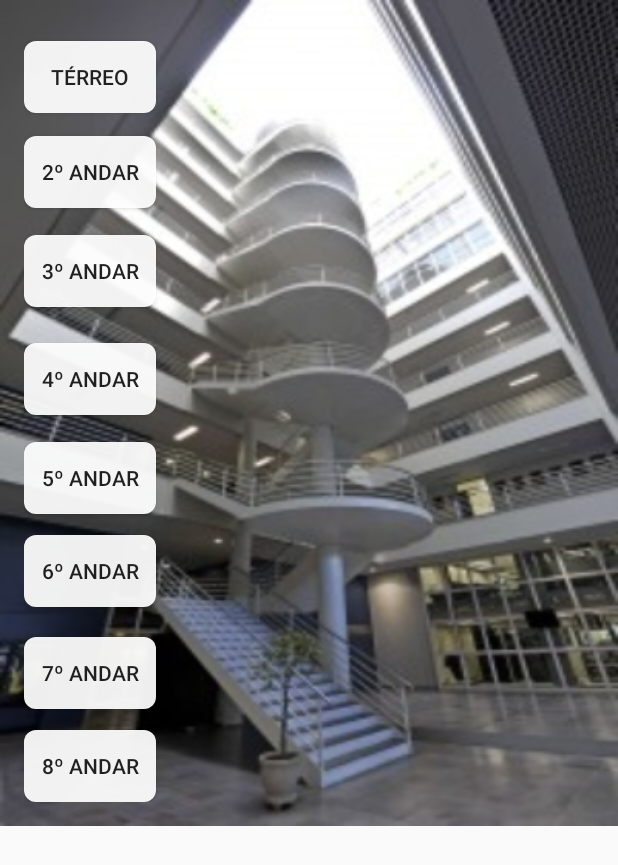
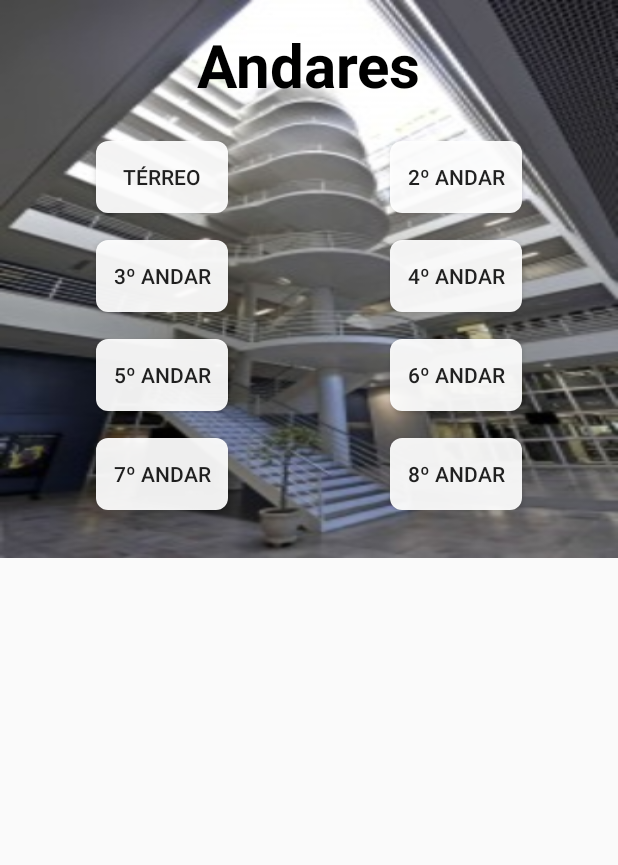
Before and after one commit to DeyvissonAlex/visitasguiadas, an Android app: the FACIN screen opened directly, with no data from a screen before it, on a phone screen of 412 x 824 dp. Shown: the top 865 px of the screen. Run offline under Robolectric (Android 15) with nearby library versions, the phone set to English and light mode, and no system bars.

Commit message:
Botões centralizados e adicionado título na tela

```diff
--- a/app/src/main/res/layout/activity_facin.xml
+++ b/app/src/main/res/layout/activity_facin.xml
@@ -1,106 +1,142 @@
 <?xml version="1.0" encoding="utf-8"?>
 <ScrollView xmlns:android="http://schemas.android.com/apk/res/android"
     android:layout_width="match_parent"
-    android:layout_height="match_parent" >
+    android:layout_height="wrap_content">
+
     <RelativeLayout xmlns:android="http://schemas.android.com/apk/res/android"
         xmlns:app="http://schemas.android.com/apk/res-auto"
         xmlns:tools="http://schemas.android.com/tools"
         android:id="@+id/activity_facin"
+        android:layout_width="match_parent"
+        android:layout_height="wrap_content"
+        android:background="@drawable/facin_andares"
+        android:paddingBottom="@dimen/activity_vertical_margin"
+        android:paddingLeft="@dimen/activity_horizontal_margin"
+        android:paddingRight="@dimen/activity_horizontal_margin"
+        android:paddingTop="@dimen/activity_vertical_margin"
+        tools:context="br.pucrs.petinf.visitasguiadas.FACIN">
+
+        <TextView
+            android:id="@+id/andares"
+            android:layout_width="wrap_content"
+            android:layout_height="match_parent"
+            android:text="Andares"
+            android:textColor="#000000"
+            android:textSize="40sp"
+            android:textStyle="bold"
+            android:layout_alignParentTop="true"
+            android:layout_centerHorizontal="true" />
+
+        <RelativeLayout
             android:layout_width="match_parent"
             android:layout_height="match_parent"
             android:paddingBottom="@dimen/activity_vertical_margin"
             android:paddingLeft="@dimen/activity_horizontal_margin"
             android:paddingRight="@dimen/activity_horizontal_margin"
             android:paddingTop="@dimen/activity_vertical_margin"
-    android:background="@drawable/facin_andares"
-    tools:context="br.pucrs.petinf.visitasguiadas.FACIN">
+            android:id="@+id/relativeLayout"
+            android:layout_below="@+id/andares"
+            android:layout_alignParentLeft="true"
+            android:layout_alignParentStart="true"
+            android:layout_marginTop="8dp">
 
             <Button
-        android:text="Térreo"
+                android:id="@+id/terreo"
                 android:layout_width="wrap_content"
                 android:layout_height="wrap_content"
-        android:layout_marginTop="11dp"
-        android:id="@+id/terreo"
-        android:layout_alignParentTop="true"
                 android:layout_alignParentLeft="true"
                 android:layout_alignParentStart="true"
-        android:background="@drawable/botaoredondo"/>
+                android:layout_alignParentTop="true"
+                android:layout_marginLeft="32dp"
+                android:layout_marginStart="32dp"
+                android:background="@drawable/botaoredondo"
+                android:text="Térreo" />
 
             <Button
-        android:text="2º Andar"
+                android:id="@+id/andar2"
                 android:layout_width="wrap_content"
                 android:layout_height="wrap_content"
-        android:layout_below="@+id/terreo"
-        android:layout_alignParentLeft="true"
-        android:layout_alignParentStart="true"
-        android:layout_marginTop="15dp"
-        android:id="@+id/andar2"
-        android:background="@drawable/botaoredondo"/>
+                android:layout_alignBaseline="@+id/terreo"
+                android:layout_alignBottom="@+id/terreo"
+                android:layout_alignParentEnd="true"
+                android:layout_alignParentRight="true"
+                android:layout_marginEnd="32dp"
+                android:layout_marginRight="32dp"
+                android:background="@drawable/botaoredondo"
+                android:text="2º Andar" />
 
             <Button
-        android:text="3º Andar"
+                android:id="@+id/andar3"
                 android:layout_width="wrap_content"
                 android:layout_height="wrap_content"
-        android:layout_below="@+id/andar2"
-        android:layout_alignParentLeft="true"
-        android:layout_alignParentStart="true"
+                android:layout_alignLeft="@+id/terreo"
+                android:layout_alignStart="@+id/terreo"
+                android:layout_below="@+id/terreo"
                 android:layout_marginTop="18dp"
-        android:id="@+id/andar3"
-        android:background="@drawable/botaoredondo"/>
+                android:background="@drawable/botaoredondo"
+                android:text="3º Andar" />
 
             <Button
-        android:text="4º Andar"
+                android:id="@+id/andar4"
                 android:layout_width="wrap_content"
                 android:layout_height="wrap_content"
-        android:layout_below="@+id/andar3"
-        android:layout_alignParentLeft="true"
-        android:layout_alignParentStart="true"
-        android:layout_marginTop="24dp"
-        android:id="@+id/andar4"
-        android:background="@drawable/botaoredondo"/>
+                android:layout_alignBaseline="@+id/andar3"
+                android:layout_alignBottom="@+id/andar3"
+                android:layout_alignLeft="@+id/andar2"
+                android:layout_alignStart="@+id/andar2"
+                android:layout_marginTop="18dp"
+                android:background="@drawable/botaoredondo"
+                android:text="4º Andar" />
 
             <Button
-        android:text="5º Andar"
+                android:id="@+id/andar5"
                 android:layout_width="wrap_content"
                 android:layout_height="wrap_content"
-        android:layout_below="@+id/andar4"
-        android:layout_alignParentLeft="true"
-        android:layout_alignParentStart="true"
+                android:layout_alignLeft="@+id/andar3"
+                android:layout_alignStart="@+id/andar3"
+                android:layout_below="@+id/andar3"
                 android:layout_marginTop="18dp"
-        android:id="@+id/andar5"
-        android:background="@drawable/botaoredondo"/>
+                android:background="@drawable/botaoredondo"
+                android:text="5º Andar" />
 
             <Button
-        android:text="6º Andar"
+                android:id="@+id/Andar6"
                 android:layout_width="wrap_content"
                 android:layout_height="wrap_content"
-        android:layout_below="@+id/andar5"
-        android:layout_alignParentLeft="true"
-        android:layout_alignParentStart="true"
-        android:layout_marginTop="14dp"
-        android:id="@+id/Andar6"
-        android:background="@drawable/botaoredondo"/>
+                android:layout_alignBaseline="@+id/andar5"
+                android:layout_alignBottom="@+id/andar5"
+                android:layout_alignLeft="@+id/andar4"
+                android:layout_alignStart="@+id/andar4"
+                android:layout_marginTop="18dp"
+                android:background="@drawable/botaoredondo"
+                android:text="6º Andar" />
 
             <Button
-        android:text="7º Andar"
+                android:id="@+id/andar7"
                 android:layout_width="wrap_content"
                 android:layout_height="wrap_content"
-        android:layout_below="@+id/Andar6"
-        android:layout_alignParentLeft="true"
-        android:layout_alignParentStart="true"
-        android:layout_marginTop="20dp"
-        android:id="@+id/andar7"
-        android:background="@drawable/botaoredondo"/>
+                android:layout_alignLeft="@+id/andar5"
+                android:layout_alignStart="@+id/andar5"
+                android:layout_below="@+id/andar5"
+                android:layout_marginTop="18dp"
+                android:background="@drawable/botaoredondo"
+                android:text="7º Andar" />
 
             <Button
-        android:text="8º Andar"
+                android:id="@+id/andar8"
                 android:layout_width="wrap_content"
                 android:layout_height="wrap_content"
-        android:layout_below="@+id/andar7"
-        android:layout_alignParentLeft="true"
-        android:layout_alignParentStart="true"
-        android:layout_marginTop="14dp"
-        android:id="@+id/andar8"
-        android:background="@drawable/botaoredondo"/>
+                android:layout_alignBaseline="@+id/andar7"
+                android:layout_alignBottom="@+id/andar7"
+                android:layout_alignLeft="@+id/Andar6"
+                android:layout_alignStart="@+id/Andar6"
+                android:layout_marginTop="18dp"
+                android:background="@drawable/botaoredondo"
+                android:text="8º Andar" />
+
+        </RelativeLayout>
+
+
+
     </RelativeLayout>
 </ScrollView>
```
Lines whose indentation alone changed are shown as unchanged.
